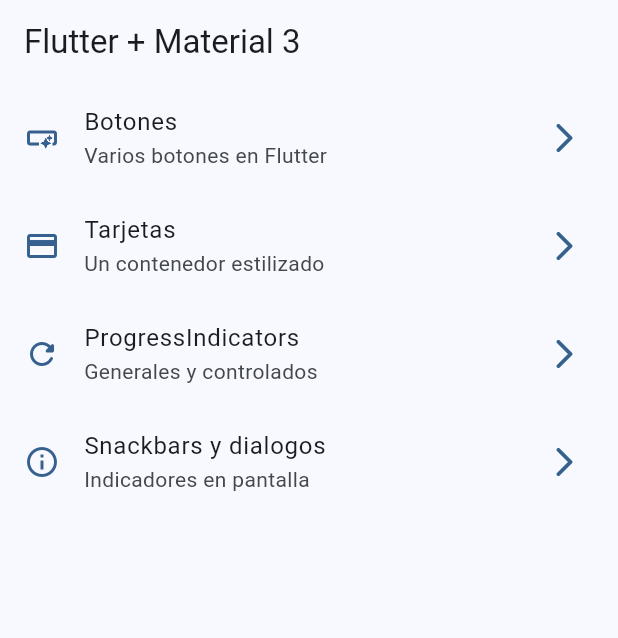
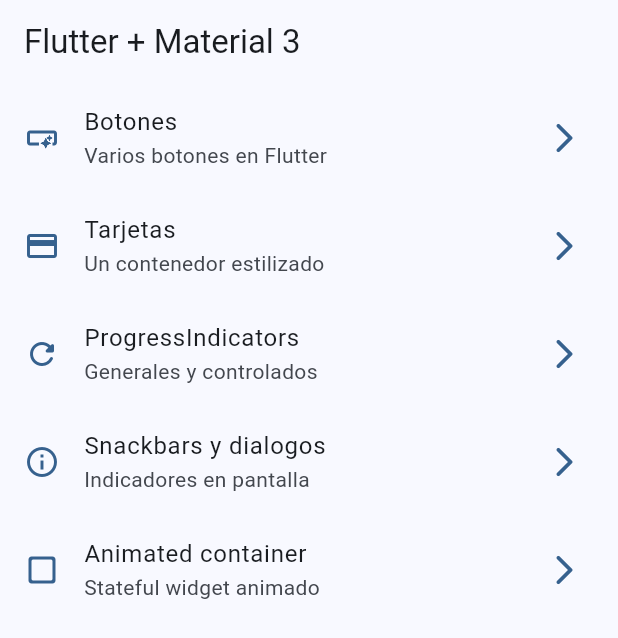
Before and after one commit to Kanicbay/Flutter-Learning, a Flutter app: the screen it shows after launch, on a phone screen of 412 x 824 dp. Shown: the top 638 px of the screen. Run offline on Flutter 3.47's test engine with Material 3 defaults, Android fonts, the phone set to English and light mode, and no system bars; our stand-ins replace animate_do, dio, go_router, video_player.

Commit message:
feat(widgets_app): created animated container
Brian Coyago

```diff
--- a/Flutter/widgets_app/lib/config/menu/menu_item.dart
+++ b/Flutter/widgets_app/lib/config/menu/menu_item.dart
@@ -41,4 +41,10 @@ final appMenuItems = <MenuItem>[
     link: '/snackbars',
     icon: Icons.info_outline,
   ),
+  MenuItem(
+    title: 'Animated container',
+    subTitle: 'Stateful widget animado',
+    link: '/animated',
+    icon: Icons.check_box_outline_blank_rounded,
+  ),
 ];
--- a/Flutter/widgets_app/lib/config/router/app_router.dart
+++ b/Flutter/widgets_app/lib/config/router/app_router.dart
@@ -30,5 +30,11 @@ final appRouter = GoRouter(
       name: SnackbarScreen.name,
       builder: (context, state) => SnackbarScreen(),
     ),
+
+    GoRoute(
+      path: '/animated',
+      name: AnimatedScreen.name,
+      builder: (context, state) => AnimatedScreen(),
+    ),
   ],
 );
```
Also changed, not shown: Flutter/widgets_app/lib/presentation/screens/animated/animated_screen.dart (+21 -3 lines).
